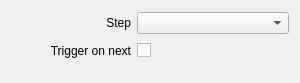
The window that src/Widgets/Inspector/TriCaster/InspectorTakeWidget.ui (CasparCG/client) describes before a commit, drawn with Qt 5.
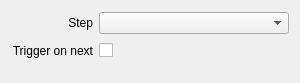
The same window after the commit.

Commit message: Remove minimumSize constraint from labels

```diff
--- a/src/Widgets/Inspector/TriCaster/InspectorTakeWidget.ui
+++ b/src/Widgets/Inspector/TriCaster/InspectorTakeWidget.ui
@@ -22,12 +22,6 @@
    </property>
    <item row="1" column="0">
     <widget class="QLabel" name="labelTriggerOnNext">
-     <property name="minimumSize">
-      <size>
-       <width>120</width>
-       <height>0</height>
-      </size>
-     </property>
      <property name="text">
       <string>Trigger on next</string>
      </property>
@@ -38,12 +32,6 @@
    </item>
    <item row="0" column="0">
     <widget class="QLabel" name="labelStep">
-     <property name="minimumSize">
-      <size>
-       <width>120</width>
-       <height>0</height>
-      </size>
-     </property>
      <property name="text">
       <string>Step</string>
      </property>
```
The commit also changes 53 other files.
